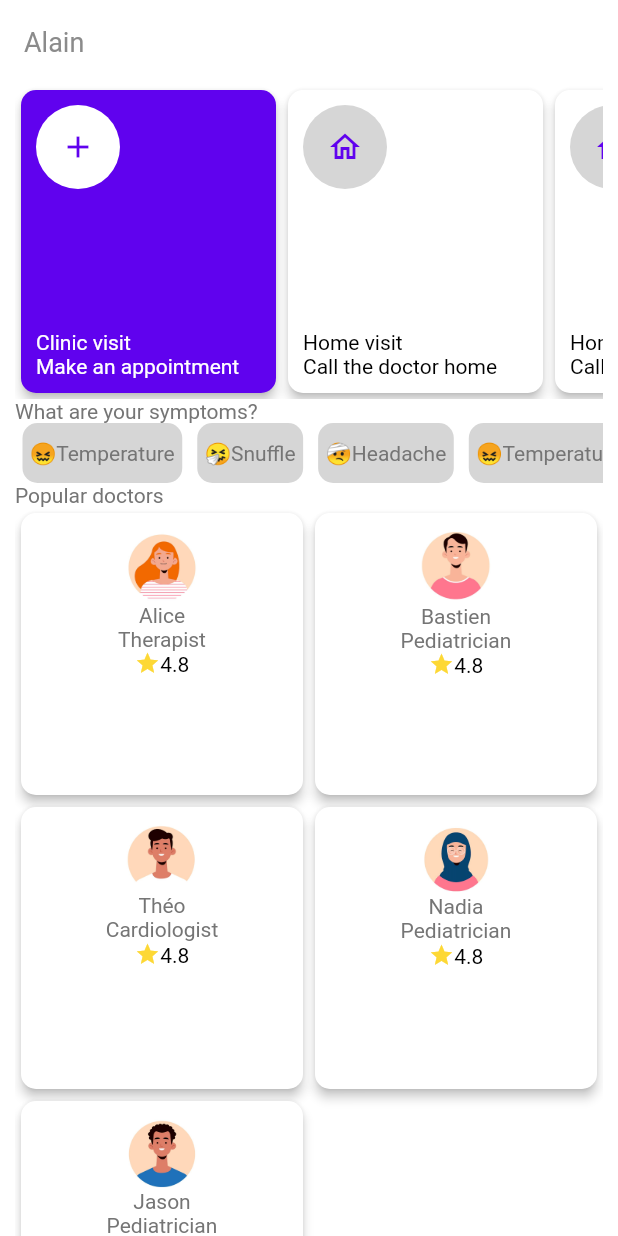
After one commit to YohannBe/flutter_app_test_resileyes, a Flutter app: the screen it shows after launch, on a phone screen of 412 x 824 dp. The commit adds this screen. Run offline on Flutter 3.47's test engine with Material 2 defaults, Android fonts, the phone set to English and light mode, and no system bars; our stand-ins replace flutter_spinkit.

Commit message:
doctor and perso json files are added
Architecture MVVM is put in place with the files:
fetch_doctors_data.dart which make the data request
doctor_repository.dart which make an interface between the network request and the viewmodel
home_viewmodel.dart which get the data through the repository and work on it in order to return a list of doctors instead of raw data

Card grid of doctors:
doctor_grid.dart is added and build as much doctor's card as there is elements in the list retrieved from the view model

To do:
build detail screen and pass the data from the home to the detail screen

```diff
--- /dev/null
+++ b/assets/data/perso.json
@@ -0,0 +1,6 @@
+[
+    {
+        "name": "Alain",
+        "imageUrl": "assets/persos/alain.png"
+    }
+]
--- a/lib/common_components/doctors_card.dart
+++ b/lib/common_components/doctors_card.dart
@@ -1,12 +1,14 @@
 import 'package:flutter/material.dart';
+import 'package:flutter_app_test_resileyes/model/doctor.dart';
 
 import '../constants.dart';
 
 class DoctorCard extends StatelessWidget {
   const DoctorCard({
-    Key? key,
+    Key? key, required this.doctor,
   }) : super(key: key);
 
+  final Doctor doctor;
   @override
   Widget build(BuildContext context) {
     return Card(
@@ -19,11 +21,11 @@ class DoctorCard extends StatelessWidget {
         child: Column(
           children: [
             Image.asset(
-              "assets/persos/alice.png",
+              doctor.imageUrl!,
               width: 50,
             ),
-            Text("Dr.Alice"),
-            Text("Therapist"),
+            Text(doctor.name!),
+            Text(doctor.occupation!),
             RichText(
               text: TextSpan(children: [
                 WidgetSpan(child: Icon(Icons.star, size: 17, color: kGold,)),
--- a/lib/common_components/main_card.dart
+++ b/lib/common_components/main_card.dart
@@ -29,6 +29,7 @@ class MainCard extends StatelessWidget {
             crossAxisAlignment: CrossAxisAlignment.start,
             children: [
               FloatingActionButton(
+                elevation: 0,
                   backgroundColor: mainCardModel.status == Status.add
                       ? kWhite
                       : kGreyBackground,
--- /dev/null
+++ b/lib/model/doctor.dart
@@ -0,0 +1,33 @@
+import 'package:flutter_app_test_resileyes/model/location.dart';
+import 'package:flutter_app_test_resileyes/model/review.dart';
+
+class Doctor {
+  String? name, imageUrl, occupation, description;
+  Location? location;
+  List<Reviews>? listReviews;
+
+  Doctor(
+      {this.name,
+      this.imageUrl,
+      this.description,
+      this.occupation,
+      this.location,
+      this.listReviews});
+
+  Doctor.fromJson(Map<dynamic, dynamic> json)
+      : name = json['name'],
+        imageUrl = json['imageUrl'],
+        occupation = json['occupation'],
+        description = json['desc'],
+        location = json['location'],
+        listReviews = json['reviews'];
+
+  Map<String, dynamic> toJson() => {
+    'name': name,
+    'imageUrl': imageUrl,
+    'occupation': occupation,
+    'desc': description,
+    'location': location,
+    'reviews': listReviews,
+  };
+}
--- /dev/null
+++ b/lib/model/doctors_list.dart
@@ -0,0 +1,9 @@
+import 'package:flutter_app_test_resileyes/model/doctor.dart';
+
+class DoctorList{
+
+  List<Doctor> listDoctor;
+
+  DoctorList(this.listDoctor);
+
+}
--- a/lib/model/location.dart
+++ b/lib/model/location.dart
@@ -2,4 +2,13 @@ class Location{
   String name, address;
 
   Location(this.name, this.address);
+
+  Location.fromJson(Map<dynamic, dynamic> json)
+      : name = json['name'],
+        address = json['address'];
+
+  Map<String, dynamic> toJson() => {
+    'name': name,
+    'address': address,
+  };
 }
--- a/lib/model/members.dart
+++ b/lib/model/members.dart
@@ -2,4 +2,13 @@ class Member{
   String name, imageUrl;
 
   Member(this.name, this.imageUrl);
+
+  Member.fromJson(Map<dynamic, dynamic> json)
+      : name = json['name'],
+        imageUrl = json['imageUrl'];
+
+  Map<String, dynamic> toJson() => {
+    'name': name,
+    'imageUrl': imageUrl,
+  };
 }
--- a/lib/model/review.dart
+++ b/lib/model/review.dart
@@ -3,5 +3,18 @@ import 'package:flutter_app_test_resileyes/model/members.dart';
 class Reviews {
   double ranking;
   Member member;
-  Reviews(this.ranking, this.member);
+  String commentary;
+
+  Reviews(this.ranking, this.member, this.commentary);
+
+  Reviews.fromJson(Map<dynamic, dynamic> json)
+      : ranking = json['ranking'],
+        member = json['member'],
+        commentary = json['commentary'];
+
+  Map<String, dynamic> toJson() => {
+        'ranking': ranking,
+        'member': member,
+        'commentary': commentary,
+      };
 }
--- /dev/null
+++ b/lib/network/fetch_doctors_data.dart
@@ -0,0 +1,17 @@
+import 'dart:convert';
+
+import 'package:flutter/services.dart';
+import 'package:flutter_app_test_resileyes/model/doctor.dart';
+import 'package:flutter_app_test_resileyes/model/location.dart';
+import 'package:flutter_app_test_resileyes/model/members.dart';
+import 'package:flutter_app_test_resileyes/model/review.dart';
+
+class FetchDoctorsData{
+
+  Future<List<dynamic>> readJson() async {
+    final response = await rootBundle.loadString('assets/data/doctor.json');
+
+    var data = json.decode(response) as List<dynamic>;
+    return data;
+  }
+}
--- /dev/null
+++ b/lib/repositories/doctor_repository.dart
@@ -0,0 +1,9 @@
+import 'package:flutter_app_test_resileyes/network/fetch_doctors_data.dart';
+
+class DoctorRepository{
+  FetchDoctorsData doctorsData = FetchDoctorsData();
+
+  Future<List<dynamic>> retrievedData() async {
+    return doctorsData.readJson();
+  }
+}
--- a/lib/screens/home/components/body_home.dart
+++ b/lib/screens/home/components/body_home.dart
@@ -1,19 +1,23 @@
-import 'dart:ui';
+import 'dart:core';
 
 import 'package:flutter/material.dart';
-import 'package:flutter_app_test_resileyes/common_components/doctors_card.dart';
-import 'package:flutter_app_test_resileyes/constants.dart';
 
 import 'package:flutter_app_test_resileyes/model/enum_status.dart';
+
 import 'package:flutter_app_test_resileyes/model/main_card_model.dart';
+
 import 'package:flutter_app_test_resileyes/model/symptoms_model.dart';
+
 import 'package:flutter_app_test_resileyes/screens/home/components/symptoms_list_view.dart';
+import 'package:flutter_app_test_resileyes/screens/home/home_viewmodel.dart';
 
+import 'doctor_grid.dart';
 import 'main_cards_list_view.dart';
 
 class BodyHome extends StatelessWidget {
-  BodyHome({Key? key}) : super(key: key);
+  BodyHome(this.homeViewModel, {Key? key}) : super(key: key);
 
+  final HomeViewModel homeViewModel;
   List<MainCardModel> listMainCard = [
     MainCardModel(
         Status.add, Icons.add, "Make an appointment", "Clinic visit", () {}),
@@ -50,19 +54,7 @@ class BodyHome extends StatelessWidget {
                 Text("What are your symptoms?"),
                 SymptomsListView(listSymptoms: listSymptoms),
                 Text("Popular doctors"),
-                GridView.count(
-                  shrinkWrap: true,
-                  primary: false,
-                  crossAxisCount: 2,
-                  children: [
-                    DoctorCard(),
-                    DoctorCard(),
-                    DoctorCard(),
-                    DoctorCard(),
-                    DoctorCard(),
-                    DoctorCard(),
-                  ],
-                ),
+                GridDoctors(homeViewModel),
               ],
             ),
           ),
--- /dev/null
+++ b/lib/screens/home/components/doctor_grid.dart
@@ -0,0 +1,46 @@
+import 'package:flutter/material.dart';
+import 'package:flutter_app_test_resileyes/common_components/doctors_card.dart';
+import 'package:flutter_app_test_resileyes/common_components/loading_widget.dart';
+import 'package:flutter_app_test_resileyes/model/doctor.dart';
+import 'package:flutter_app_test_resileyes/repositories/doctor_repository.dart';
+import 'package:flutter_app_test_resileyes/screens/home/home_viewmodel.dart';
+
+class GridDoctors extends StatefulWidget {
+  const GridDoctors(this.homeViewModel, {Key? key}) : super(key: key);
+
+  final HomeViewModel homeViewModel;
+
+  @override
+  _GridDoctorsState createState() => _GridDoctorsState();
+}
+
+class _GridDoctorsState extends State<GridDoctors> {
+  @override
+  Widget build(BuildContext context) {
+    DoctorRepository doctorsData = DoctorRepository();
+    return FutureBuilder(
+      future: widget.homeViewModel.retrieveAndSendListDoctors(),
+      builder: (context, AsyncSnapshot<List<Doctor>> snapshot) {
+        if (snapshot.hasData) {
+          return GridView.count(
+            shrinkWrap: true,
+            primary: false,
+            crossAxisCount: 2,
+            children: [
+              for (int i = 0; i < snapshot.data!.length; i++)
+                DoctorCard(doctor: snapshot.data![i])
+            ],
+          );
+        } else if (snapshot.hasError) {
+          return Center(
+            child: Text("${snapshot.error}"),
+          );
+        } else {
+          return Center(
+            child: Loading(),
+          );
+        }
+      },
+    );
+  }
+}
--- a/lib/screens/home/home_screen.dart
+++ b/lib/screens/home/home_screen.dart
@@ -1,4 +1,5 @@
 import 'package:flutter/material.dart';
+import 'package:flutter_app_test_resileyes/screens/home/home_viewmodel.dart';
 
 import 'components/body_home.dart';
 
@@ -9,11 +10,12 @@ class HomeScreen extends StatelessWidget {
 
   @override
   Widget build(BuildContext context) {
+    HomeViewModel homeViewModel = HomeViewModel();
     return Scaffold(
       appBar: AppBar(
         title: Text("Alain"),
       ),
-      body: BodyHome(),
+      body: BodyHome(homeViewModel),
     );
   }
 }
--- /dev/null
+++ b/lib/screens/home/home_viewmodel.dart
@@ -0,0 +1,46 @@
+import 'package:flutter_app_test_resileyes/model/doctor.dart';
+import 'package:flutter_app_test_resileyes/model/location.dart';
+import 'package:flutter_app_test_resileyes/model/members.dart';
+import 'package:flutter_app_test_resileyes/model/review.dart';
+import 'package:flutter_app_test_resileyes/repositories/doctor_repository.dart';
+
+class HomeViewModel {
+  DoctorRepository doctorRepository = DoctorRepository();
+
+  Future<List<Doctor>> retrieveAndSendListDoctors() async {
+    var data = await doctorRepository.retrievedData();
+
+    List<Doctor> doctors = [];
+
+    for (var element in data) {
+      Map obj = element;
+
+      String name = obj['name'];
+      String imageUrl = obj['imageUrl'];
+      String occupation = obj['occupation'];
+      String desc = obj['desc'];
+
+      Location nLocation = Location.fromJson(obj['location']);
+
+      List reviews = obj['reviews'];
+      List<Reviews> listReviews = [];
+
+      for (var element in reviews) {
+        double ranking = element['ranking'];
+        String commentary = element['commentary'];
+        Member member = Member.fromJson(element['member']);
+        listReviews.add(Reviews(ranking, member, commentary));
+      }
+
+      Doctor doctor = Doctor();
+      doctor.name = name;
+      doctor.occupation = occupation;
+      doctor.imageUrl = imageUrl;
+      doctor.location = nLocation;
+      doctor.description = desc;
+      doctor.listReviews = listReviews;
+      doctors.add(doctor);
+    }
+    return doctors;
+  }
+}
--- a/pubspec.yaml
+++ b/pubspec.yaml
@@ -29,7 +29,8 @@ environment:
 dependencies:
   flutter:
     sdk: flutter
-
+  flutter_spinkit: ^5.1.0
+  json_annotation: ^4.3.0
 
   # The following adds the Cupertino Icons font to your application.
   # Use with the CupertinoIcons class for iOS style icons.
@@ -38,6 +39,7 @@ dependencies:
 dev_dependencies:
   flutter_test:
     sdk: flutter
+  json_serializable: ^6.0.0
 
   # The "flutter_lints" package below contains a set of recommended lints to
   # encourage good coding practices. The lint set provided by the package is
@@ -60,6 +62,7 @@ flutter:
   # To add assets to your application, add an assets section, like this:
   assets:
     - assets/persos/
+    - assets/data/
 
   # An image asset can refer to one or more resolution-specific "variants", see
   # https://flutter.dev/assets-and-images/#resolution-aware.
```
Also changed, not shown: assets/data/doctor.json (added, +148 -0 lines), lib/common_components/loading_widget.dart (added, +20 -0 lines), lib/model/doctors.dart (deleted, +0 -11 lines), pubspec.lock.
